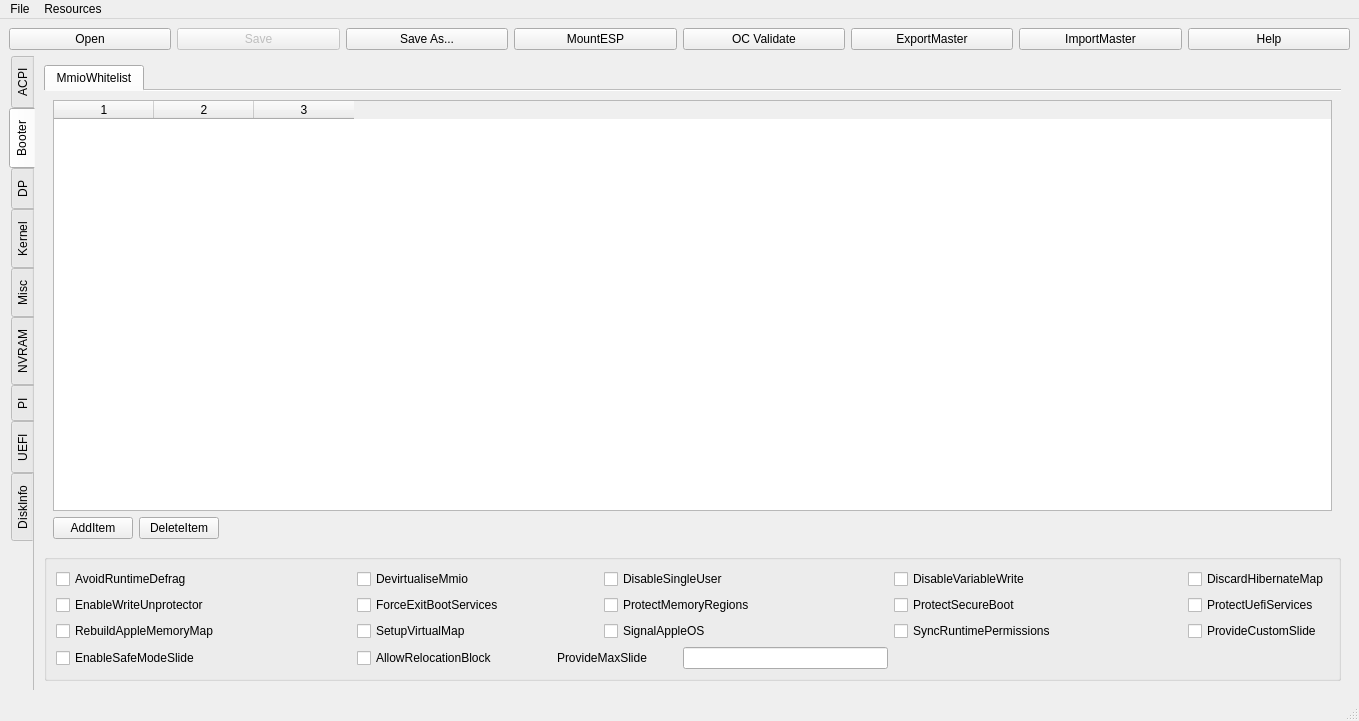
First picture: the form in mainwindow.ui, repository ic005k/OCAuxiliaryTools, before the edit.
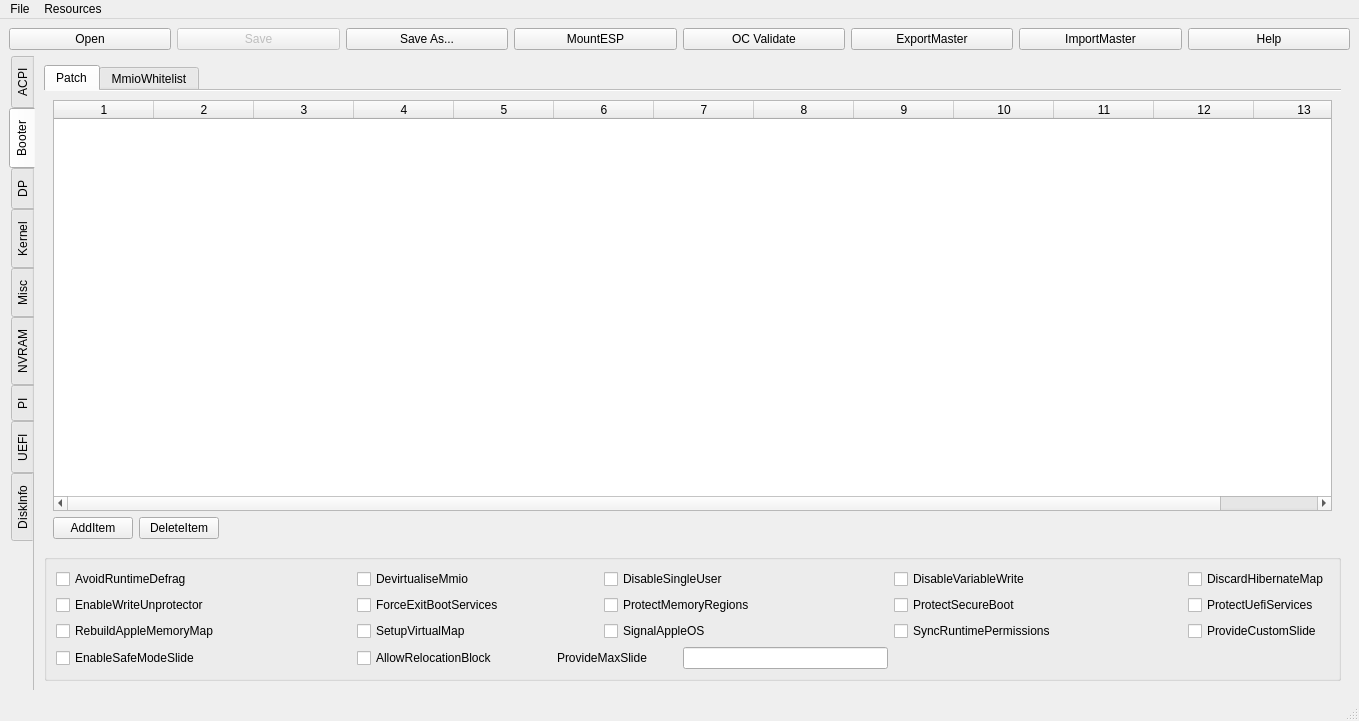
Second picture: the form after the edit. The open tabs and pages were chosen to show the change. Icons and pictures are not drawn.

The edit to the form file:
```diff
--- a/mainwindow.ui
+++ b/mainwindow.ui
@@ -321,6 +321,63 @@
           <property name="documentMode">
            <bool>true</bool>
           </property>
+          <widget class="QWidget" name="tab_39">
+           <attribute name="title">
+            <string>Patch</string>
+           </attribute>
+           <layout class="QGridLayout" name="gridLayout_66">
+            <item row="0" column="0" colspan="3">
+             <widget class="QTableWidget" name="table_Booter_patch">
+              <property name="rowCount">
+               <number>0</number>
+              </property>
+              <property name="columnCount">
+               <number>13</number>
+              </property>
+              <column/>
+              <column/>
+              <column/>
+              <column/>
+              <column/>
+              <column/>
+              <column/>
+              <column/>
+              <column/>
+              <column/>
+              <column/>
+              <column/>
+              <column/>
+             </widget>
+            </item>
+            <item row="1" column="0">
+             <widget class="QPushButton" name="btnBooterPatchAdd">
+              <property name="text">
+               <string>AddItem</string>
+              </property>
+             </widget>
+            </item>
+            <item row="1" column="1">
+             <widget class="QPushButton" name="btnBooterPatchDel">
+              <property name="text">
+               <string>DeleteItem</string>
+              </property>
+             </widget>
+            </item>
+            <item row="1" column="2">
+             <spacer name="horizontalSpacer_75">
+              <property name="orientation">
+               <enum>Qt::Horizontal</enum>
+              </property>
+              <property name="sizeHint" stdset="0">
+               <size>
+                <width>1023</width>
+                <height>20</height>
+               </size>
+              </property>
+             </spacer>
+            </item>
+           </layout>
+          </widget>
           <widget class="QWidget" name="tab_12">
            <attribute name="title">
             <string>MmioWhitelist</string>
```
Left out of the diff: 4 changed lines with no effect on the pictures.
